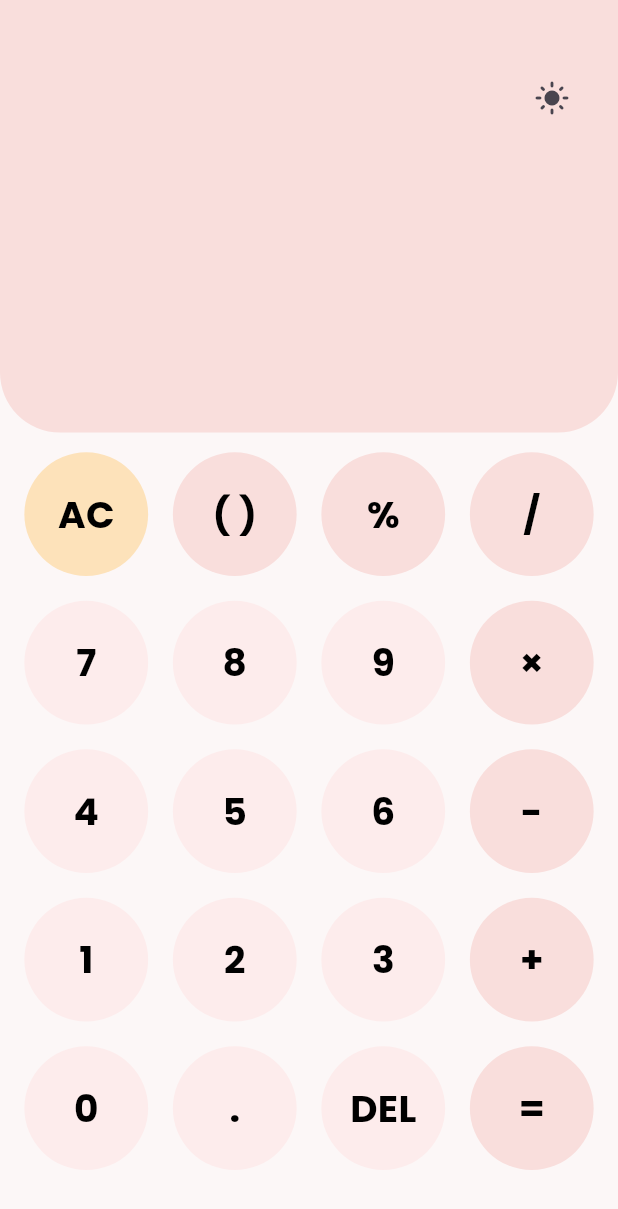
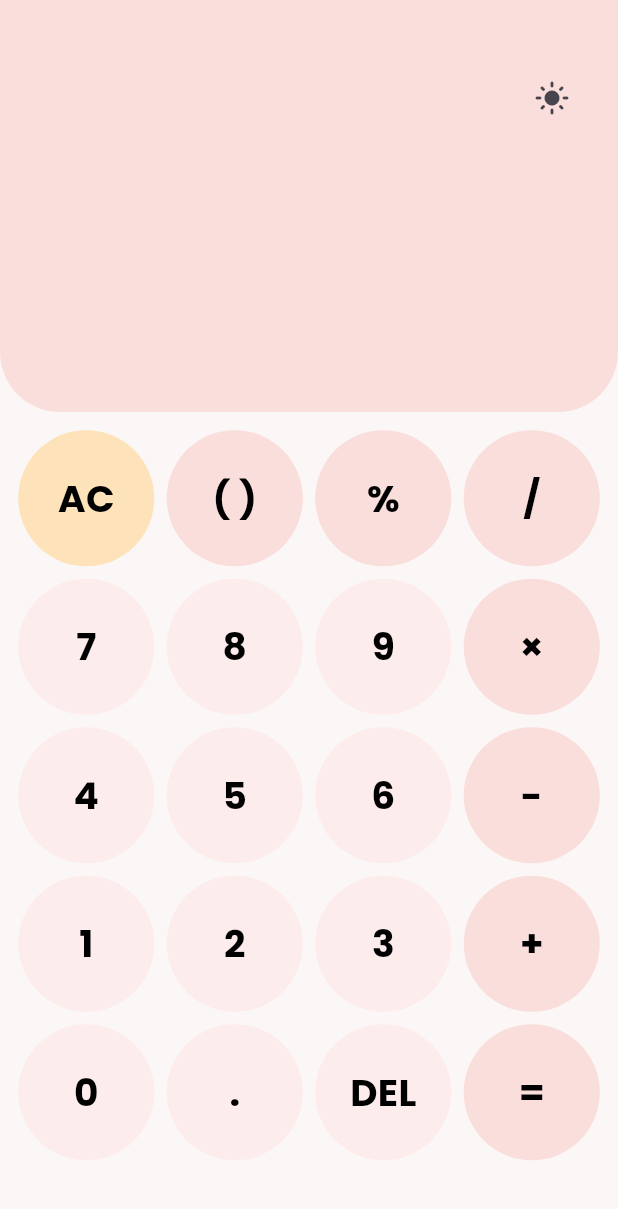
Before and after one commit to ChinmayMangela/calculator, a Flutter app: the screen it shows after launch, on a phone screen of 412 x 824 dp. Shown: the top 1209 px of the screen. Run offline on Flutter 3.47's test engine with Material 3 defaults, Android fonts, the phone set to English and light mode, and no system bars; our stand-ins replace google_fonts, math_expressions.

Commit message:
improve responsiveness

```diff
--- a/lib/main.dart
+++ b/lib/main.dart
@@ -27,6 +27,7 @@ class MyApp extends StatelessWidget {
   Widget build(BuildContext context) {
     final themeProvider = Provider.of<ThemeProvider>(context);
     return MaterialApp(
+      debugShowCheckedModeBanner: false,
       themeMode: themeProvider.themeMode,
       theme: AppTheme.lightTheme,
       darkTheme: AppTheme.darkTheme,
--- a/lib/screens/home.dart
+++ b/lib/screens/home.dart
@@ -27,11 +27,15 @@ class _HomeScreenState extends State<HomeScreen> {
       BuildContext context, double screenHeight, Brightness brightness) {
     return Column(
       children: [
-        ResultContainer(
-          expression: _expression,
-          answer: _result,
+        Expanded(
+          child: ResultContainer(
+            expression: _expression,
+            answer: _result,
+          ),
         ),
-        CalculatorButtonsGrid(onButtonTap: _handleButtonTap)
+        Expanded(
+          flex: 2,
+          child: CalculatorButtonsGrid(onButtonTap: _handleButtonTap),),
       ],
     );
   }
--- a/lib/widgets/calculator_buttons_grid.dart
+++ b/lib/widgets/calculator_buttons_grid.dart
@@ -14,18 +14,16 @@ class CalculatorButtonsGrid extends StatelessWidget {
 
   @override
   Widget build(BuildContext context) {
-    final screenHeight = MediaQuery.of(context).size.height;
     final buttonTextProvider =
     Provider.of<CalculatorButtonTextsProvider>(context);
     List<String> btnText =
         context.read<CalculatorButtonTextsProvider>().buttonTexts;
-    return Expanded(
-      child: Container(
+    return Container(
       width: double.infinity,
-        height: screenHeight * 0.65,
+      // height: screenHeight * 0.65,
       margin: const EdgeInsets.all(8),
       child: GridView.builder(
-
+        physics: const NeverScrollableScrollPhysics(),
         gridDelegate: const SliverGridDelegateWithFixedCrossAxisCount(
           crossAxisCount: 4,
         ),
@@ -40,7 +38,6 @@ class CalculatorButtonsGrid extends StatelessWidget {
           );
         },
       ),
-      ),
     );
   }
 
--- a/lib/widgets/my_button.dart
+++ b/lib/widgets/my_button.dart
@@ -15,18 +15,13 @@ class MyButton extends StatelessWidget {
   Widget build(BuildContext context) {
     final btnColor = getButtonTextColor(btnText, context);
     final screenWidth = MediaQuery.of(context).size.width;
-    final screenHeight = MediaQuery.of(context).size.height;
-    final marginFromLeftRightAndTop = screenHeight * 0.01;
     return GestureDetector(
       onTap: () {
         onButtonTap();
       },
       child: Container(
-        margin: EdgeInsets.fromLTRB(marginFromLeftRightAndTop, 2,
-            marginFromLeftRightAndTop, marginFromLeftRightAndTop),
+        margin: EdgeInsets.symmetric(horizontal: screenWidth * 0.01),
         alignment: Alignment.center,
-        width: screenWidth * 0.08,
-        height: screenHeight * 0.08,
         decoration: BoxDecoration(
           color: btnColor,
           shape: BoxShape.circle,
--- a/lib/widgets/result_container.dart
+++ b/lib/widgets/result_container.dart
@@ -19,14 +19,14 @@ class ResultContainer extends StatelessWidget {
       padding: const EdgeInsets.symmetric(horizontal: 20),
       decoration: _resultContainerStyling(context),
       width: double.infinity,
-      height: screenHeight * 0.35,
+      // height: screenHeight * 0.35,
       child: Column(
         crossAxisAlignment: CrossAxisAlignment.end,
         children: [
           SizedBox(height: screenHeight * 0.05),
           const ThemeChangerButton(),
           SizedBox(
-            height: screenHeight * 0.07,
+            height: screenHeight * 0.04,
           ),
           SingleChildScrollView(
               scrollDirection: Axis.horizontal,
@@ -36,7 +36,7 @@ class ResultContainer extends StatelessWidget {
           ),
           SingleChildScrollView(
               scrollDirection: Axis.horizontal,
-              child: BuildText(text: answer, isBoldFont: false, textSize: screenHeight * 0.045)),
+              child: BuildText(text: answer, isBoldFont: false, textSize: screenHeight * 0.05)),
         ],
       ),
     );
```
Lines whose indentation alone changed are shown as unchanged.
